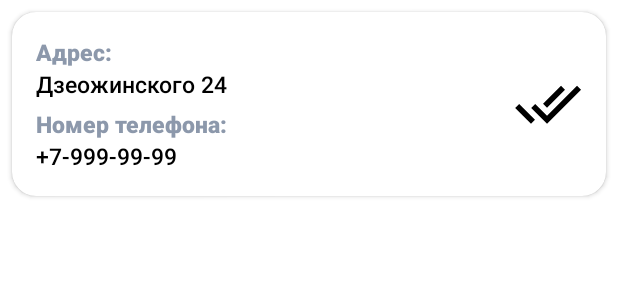
After one commit to SR-rodi/TestTaskAnsoft, an Android app: the layout item_completed_delivery.xml on its own in the app's theme, with its tools: preview values and no code run, on a phone screen of 412 x 824 dp. The commit adds this screen. Shown: the top 300 px of the screen. Run offline under Robolectric (Android 15) with nearby library versions, the phone set to English and light mode, and no system bars; network calls fail.

Commit message:
поменял холдер для доставленногтовара

```diff
--- a/app/src/main/java/com/example/testtaskansoft/feature/presentation/delivery/adapter/DeliveryDiffUtil.kt
+++ b/app/src/main/java/com/example/testtaskansoft/feature/presentation/adapter/DeliveryDiffUtil.kt
@@ -1,4 +1,4 @@
-package com.example.testtaskansoft.feature.presentation.delivery.adapter
+package com.example.testtaskansoft.feature.presentation.adapter
 
 import androidx.recyclerview.widget.DiffUtil
 import com.example.testtaskansoft.feature.domain.model.Delivery
--- a/app/src/main/java/com/example/testtaskansoft/feature/presentation/complete/CompleteDeliveriesFragment.kt
+++ b/app/src/main/java/com/example/testtaskansoft/feature/presentation/complete/CompleteDeliveriesFragment.kt
@@ -7,7 +7,7 @@ import android.view.View
 import androidx.lifecycle.lifecycleScope
 import com.example.testtaskansoft.core.base.BaseFragment
 import com.example.testtaskansoft.databinding.FragmentCompleteDeliveriesBinding
-import com.example.testtaskansoft.feature.presentation.delivery.adapter.DeliveryAdapter
+import com.example.testtaskansoft.feature.presentation.adapter.DeliveryAdapter
 import kotlinx.coroutines.launch
 import org.koin.androidx.viewmodel.ext.android.viewModel
 
--- a/app/src/main/java/com/example/testtaskansoft/feature/presentation/delivery/DeliveriesFragment.kt
+++ b/app/src/main/java/com/example/testtaskansoft/feature/presentation/delivery/DeliveriesFragment.kt
@@ -6,7 +6,7 @@ import android.view.View
 import com.example.testtaskansoft.core.base.BaseFragment
 import com.example.testtaskansoft.databinding.FragmentCompleteDeliveriesBinding
 import com.example.testtaskansoft.feature.domain.model.Delivery
-import com.example.testtaskansoft.feature.presentation.delivery.adapter.DeliveryAdapter
+import com.example.testtaskansoft.feature.presentation.adapter.DeliveryAdapter
 import org.koin.androidx.viewmodel.ext.android.viewModel
 
 class DeliveriesFragment : BaseFragment<FragmentCompleteDeliveriesBinding>() {
--- /dev/null
+++ b/app/src/main/res/drawable/ic_check.xml
@@ -0,0 +1,5 @@
+<vector android:height="24dp" android:tint="#000000"
+    android:viewportHeight="24" android:viewportWidth="24"
+    android:width="24dp" xmlns:android="http://schemas.android.com/apk/res/android">
+    <path android:fillColor="@android:color/white" android:pathData="M18,7l-1.41,-1.41 -6.34,6.34 1.41,1.41L18,7zM22.24,5.59L11.66,16.17 7.48,12l-1.41,1.41L11.66,19l12,-12 -1.42,-1.41zM0.41,13.41L6,19l1.41,-1.41L1.83,12 0.41,13.41z"/>
+</vector>
--- /dev/null
+++ b/app/src/main/res/layout/item_completed_delivery.xml
@@ -0,0 +1,63 @@
+<?xml version="1.0" encoding="utf-8"?>
+<androidx.cardview.widget.CardView xmlns:android="http://schemas.android.com/apk/res/android"
+    xmlns:app="http://schemas.android.com/apk/res-auto"
+    xmlns:tools="http://schemas.android.com/tools"
+    android:layout_width="match_parent"
+    android:layout_height="wrap_content"
+    android:layout_marginHorizontal="8dp"
+    android:layout_marginTop="8dp"
+    android:elevation="6dp"
+    app:cardCornerRadius="16dp">
+
+    <LinearLayout
+        android:layout_width="match_parent"
+        android:layout_height="wrap_content"
+        android:layout_margin="16dp"
+        android:orientation="horizontal">
+
+
+        <LinearLayout
+            android:layout_width="0dp"
+            android:layout_height="wrap_content"
+            android:layout_weight="1"
+            android:orientation="vertical">
+
+            <TextView
+                style="@style/Text.Title.Small"
+                android:layout_width="wrap_content"
+                android:layout_height="wrap_content"
+                android:text="@string/address" />
+
+            <TextView
+                android:id="@+id/address"
+                style="@style/Text.Title.Middle"
+                android:layout_width="wrap_content"
+                android:layout_height="wrap_content"
+                android:layout_marginBottom="5dp"
+                tools:text="Дзеожинского 24" />
+
+            <TextView
+                style="@style/Text.Title.Small"
+                android:layout_width="wrap_content"
+                android:layout_height="wrap_content"
+                android:text="@string/phone_number" />
+
+            <TextView
+                android:id="@+id/phone"
+                style="@style/Text.Title.Middle"
+                android:layout_width="wrap_content"
+                android:layout_height="wrap_content"
+                tools:text="+7-999-99-99" />
+
+        </LinearLayout>
+
+      <ImageView
+          android:src="@drawable/ic_check"
+          android:backgroundTint="@color/green_100"
+          android:layout_width="45dp"
+          android:layout_height="match_parent"/>
+
+    </LinearLayout>
+
+
+</androidx.cardview.widget.CardView>
```
Also changed, not shown: app/src/main/java/com/example/testtaskansoft/feature/presentation/adapter/DeliveryAdapter.kt (added, +46 -0 lines), app/src/main/java/com/example/testtaskansoft/feature/presentation/adapter/holder/BaseDeliveryHolder.kt (added, +10 -0 lines), app/src/main/java/com/example/testtaskansoft/feature/presentation/adapter/holder/DeliveryCompletedViewHolder.kt (added, +15 -0 lines), app/src/main/java/com/example/testtaskansoft/feature/presentation/adapter/holder/DeliveryViewHolder.kt (renamed from app/src/main/java/com/example/testtaskansoft/feature/presentation/delivery/adapter/DeliveryViewHolder.kt, +3 -4 lines), app/src/main/java/com/example/testtaskansoft/feature/presentation/delivery/adapter/DeliveryAdapter.kt (deleted, +0 -20 lines), app/src/main/java/com/example/testtaskansoft/feature/presentation/maps/MapsFragment.kt (+23 -19 lines), app/src/main/res/layout/fragment_deliveries.xml (deleted, +0 -20 lines).
